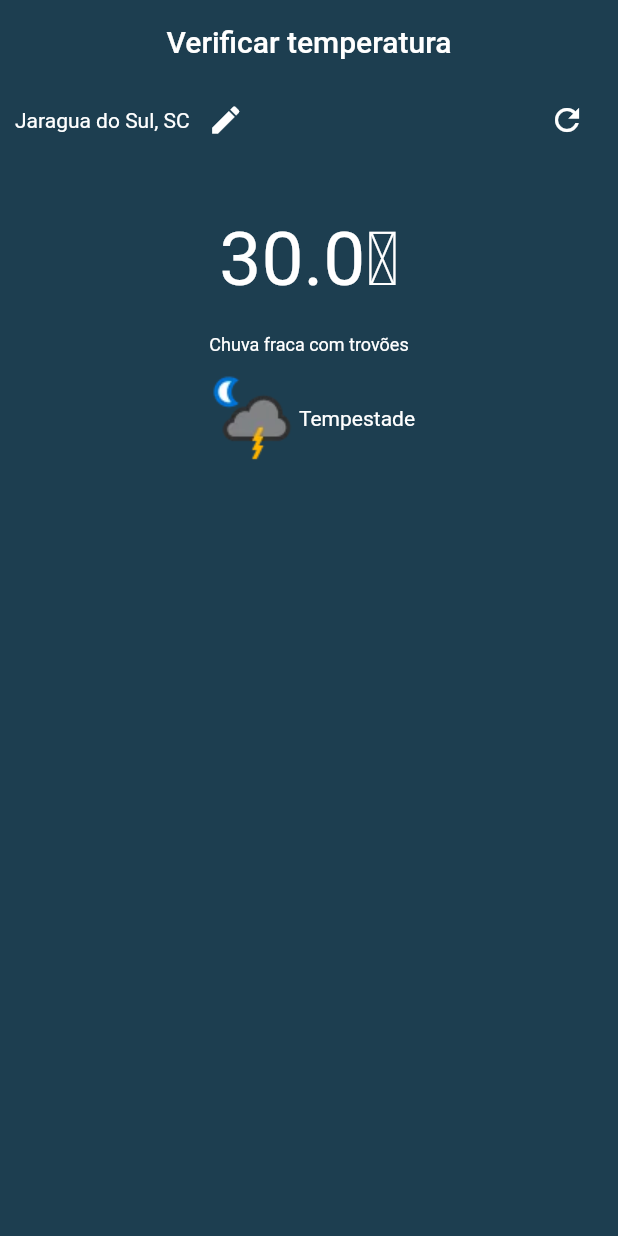
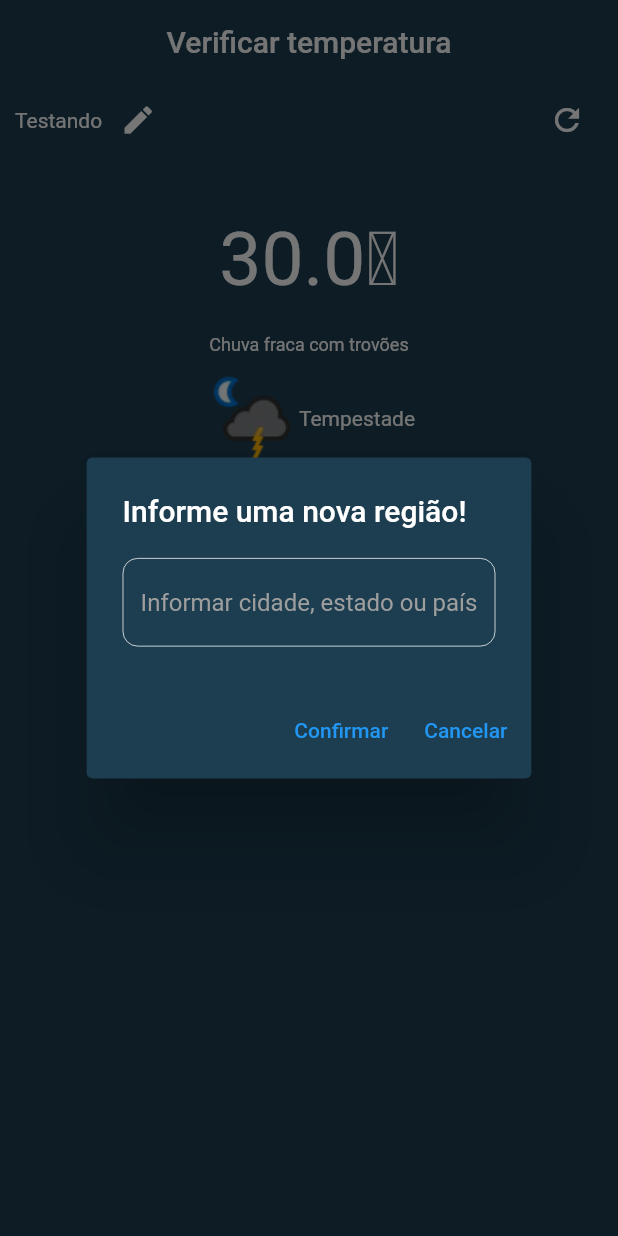
Before and after one commit to decolemos/check_weather, a Flutter app: the screen it shows after launch, after a tap on the "edit" icon, on a phone screen of 412 x 824 dp. Run offline on Flutter 3.47's test engine with Material 2 defaults, Android fonts, the phone set to English and light mode, and no system bars.

Commit message:
criando logica para inserir nova região

```diff
--- a/lib/provider/weather_provider.dart
+++ b/lib/provider/weather_provider.dart
@@ -6,10 +6,10 @@ import 'package:http/http.dart' as http;
 
 class WeatherProvider extends ChangeNotifier {
 
-  final String url = "http://api.weatherapi.com/v1/current.json?key=21d97d68e4844364bf4225107230409&q=jaragua do sul&aqi=no";
+  final String url = "http://api.weatherapi.com/v1/current.json?key=21d97d68e4844364bf4225107230409&q=";
 
-  Future<WeatherData> getTemperature() async {
-    final response = await http.get(Uri.parse(url));
+  Future<WeatherData> getWeatherData(String newName) async {
+    final response = await http.get(Uri.parse("$url$newName&aqi=no"));
 
     log(response.statusCode.toString());
     log(response.body);
--- /dev/null
+++ b/lib/screens/home/components/form_selected_name.dart
@@ -0,0 +1,78 @@
+import 'package:check_temperature/provider/weather_provider.dart';
+import 'package:check_temperature/screens/home/components/show_temperature.dart';
+import 'package:flutter/material.dart';
+import 'package:provider/provider.dart';
+
+class FormSelectedName extends StatefulWidget {
+  const FormSelectedName({super.key});
+
+  @override
+  State<FormSelectedName> createState() => _FormSelectedNameState();
+}
+
+class _FormSelectedNameState extends State<FormSelectedName> {
+
+  final _formKey = GlobalKey<FormState>();
+  late String newName;
+
+  Future<void> _changeNameRegion() async {
+    if(!_formKey.currentState!.validate()) return;
+    _formKey.currentState!.save();
+
+    final weatherData = await Provider.of<WeatherProvider>(context, listen: false).getWeatherData(newName);
+
+    // ignore: use_build_context_synchronously
+    Navigator.pop(context);
+
+  }
+
+  @override
+  Widget build(BuildContext context) {
+    return AlertDialog(
+      backgroundColor: Theme.of(context).primaryColor,
+      title: const Text("Informe uma nova região!"),
+      content: Form(
+        key: _formKey,
+        child: TextFormField(
+          decoration: const InputDecoration(
+            enabledBorder: OutlineInputBorder(
+              borderRadius: BorderRadius.all(Radius.circular(10)),
+              borderSide: BorderSide(color: Colors.white, width: 0.5),
+            ),
+            focusedBorder: OutlineInputBorder(
+              borderRadius: BorderRadius.all(Radius.circular(10)),
+              borderSide: BorderSide(color: Colors.white, width: 2.0)
+            ),
+            hintStyle: TextStyle(color: Colors.grey),
+            hintText: "Informar cidade, estado ou país"
+          ),
+          validator: (value) {
+            if(value == null || value.isEmpty) {
+              return "O campo não pode ser vazio";
+            } else if(value.length < 2) {
+              return "Deve conter mais de 2 caracteres!";
+            }
+            return null;
+          },
+          onSaved: (newValue) {
+            newName = newValue!;
+          },
+        ),
+      ),
+      actions: [
+        TextButton(
+          onPressed: () {
+            _changeNameRegion();
+          },
+          child: const Text("Confirmar")
+        ),
+        TextButton(
+          onPressed: () {
+            Navigator.pop(context);
+          },
+          child: const Text("Cancelar")
+        )
+      ],
+    );
+  }
+}
--- a/lib/screens/home/components/show_temperature.dart
+++ b/lib/screens/home/components/show_temperature.dart
@@ -1,10 +1,24 @@
-import 'package:check_temperature/provider/weather_provider.dart';
+// ignore_for_file: public_member_api_docs, sort_constructors_first
+import 'package:check_temperature/screens/home/components/form_selected_name.dart';
 import 'package:flutter/material.dart';
 import 'package:provider/provider.dart';
 
-class ShowTemperature extends StatelessWidget {
-  const ShowTemperature({super.key});
+import 'package:check_temperature/provider/weather_provider.dart';
 
+class ShowTemperature extends StatefulWidget {
+
+  final String newName;
+
+  const ShowTemperature({
+    Key? key,
+    required this.newName,
+  }) : super(key: key);
+
+  @override
+  State<ShowTemperature> createState() => _ShowTemperatureState();
+}
+
+class _ShowTemperatureState extends State<ShowTemperature> {
   @override
   Widget build(BuildContext context) {
     final provider = Provider.of<WeatherProvider>(context);
@@ -17,10 +31,15 @@ class ShowTemperature extends StatelessWidget {
             children: [
               Row(
                 children: [
-                  const Text("Jaragua do Sul, SC"),
+                  Text(widget.newName),
                   IconButton(
                     onPressed: () {
-
+                      showDialog(
+                        context: context,
+                        builder: (context) {
+                          return const FormSelectedName();
+                        },
+                      );
                     },
                     icon: const Icon(Icons.edit, color: Colors.white)
                   )
@@ -28,7 +47,7 @@ class ShowTemperature extends StatelessWidget {
               ),
               IconButton(
                 onPressed: () {
-                  provider.getTemperature();
+                  provider.getWeatherData(widget.newName);
                 },
                 icon: const Icon(Icons.refresh, color: Colors.white)
               )
--- a/lib/screens/home/home_page.dart
+++ b/lib/screens/home/home_page.dart
@@ -1,8 +1,19 @@
 import 'package:check_temperature/screens/home/components/show_temperature.dart';
 import 'package:flutter/material.dart';
 
-class HomePage extends StatelessWidget {
+
+class HomePage extends StatefulWidget {
   const HomePage({super.key});
+
+  @override
+  State<HomePage> createState() => _HomePageState();
+}
+
+class _HomePageState extends State<HomePage> {
+
+  _setNewName() {
+
+  }
 
   @override
   Widget build(BuildContext context) {
@@ -17,7 +28,9 @@ class HomePage extends StatelessWidget {
       body: const Center(
         child: Column(
           children: [
-            ShowTemperature()
+            ShowTemperature(
+              newName: "Testando",
+            )
           ],
         ),
       ),
```
